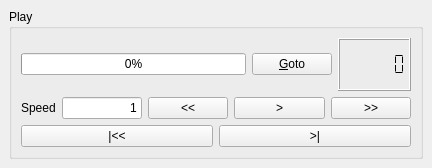
This is lib/roby/log/gui/replay_controls.ui in rock-core/tools-roby as Qt 5 draws it before an edit. The edited form follows.
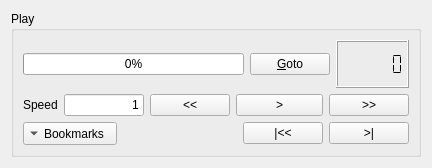
This is the edited form.

Commit message:
[log,display] various fixes and improvements in replay
  Code cleanup. Added support for bookmarks. Now using menus in relation
  display, and support for saving the relation display configuration

```diff
--- a/lib/roby/log/gui/replay_controls.ui
+++ b/lib/roby/log/gui/replay_controls.ui
@@ -13,32 +13,14 @@
    <string>Form</string>
   </property>
   <layout class="QVBoxLayout" >
-   <property name="margin" >
-    <number>9</number>
-   </property>
-   <property name="spacing" >
-    <number>6</number>
-   </property>
    <item>
     <widget class="QGroupBox" name="grp_play" >
      <property name="title" >
       <string>Play</string>
      </property>
      <layout class="QVBoxLayout" >
-      <property name="margin" >
-       <number>9</number>
-      </property>
-      <property name="spacing" >
-       <number>6</number>
-      </property>
       <item>
        <layout class="QHBoxLayout" >
-        <property name="margin" >
-         <number>0</number>
-        </property>
-        <property name="spacing" >
-         <number>6</number>
-        </property>
         <item>
          <widget class="QProgressBar" name="progress" >
           <property name="value" >
@@ -73,12 +55,6 @@
       </item>
       <item>
        <layout class="QHBoxLayout" >
-        <property name="margin" >
-         <number>0</number>
-        </property>
-        <property name="spacing" >
-         <number>6</number>
-        </property>
         <item>
          <widget class="QLabel" name="textLabel1" >
           <property name="text" >
@@ -92,9 +68,7 @@
         <item>
          <widget class="QLineEdit" name="speed" >
           <property name="sizePolicy" >
-           <sizepolicy>
-            <hsizetype>1</hsizetype>
-            <vsizetype>0</vsizetype>
+           <sizepolicy vsizetype="Fixed" hsizetype="Minimum" >
             <horstretch>1</horstretch>
             <verstretch>0</verstretch>
            </sizepolicy>
@@ -137,9 +111,7 @@
         <item>
          <widget class="QPushButton" name="play" >
           <property name="sizePolicy" >
-           <sizepolicy>
-            <hsizetype>3</hsizetype>
-            <vsizetype>0</vsizetype>
+           <sizepolicy vsizetype="Fixed" hsizetype="MinimumExpanding" >
             <horstretch>2</horstretch>
             <verstretch>0</verstretch>
            </sizepolicy>
@@ -175,12 +147,35 @@
       </item>
       <item>
        <layout class="QHBoxLayout" >
-        <property name="margin" >
-         <number>0</number>
-        </property>
-        <property name="spacing" >
-         <number>6</number>
-        </property>
+        <item>
+         <widget class="QToolButton" name="bookmarks" >
+          <property name="text" >
+           <string>Bookmarks</string>
+          </property>
+          <property name="popupMode" >
+           <enum>QToolButton::InstantPopup</enum>
+          </property>
+          <property name="toolButtonStyle" >
+           <enum>Qt::ToolButtonTextBesideIcon</enum>
+          </property>
+          <property name="arrowType" >
+           <enum>Qt::DownArrow</enum>
+          </property>
+         </widget>
+        </item>
+        <item>
+         <spacer>
+          <property name="orientation" >
+           <enum>Qt::Horizontal</enum>
+          </property>
+          <property name="sizeHint" >
+           <size>
+            <width>40</width>
+            <height>20</height>
+           </size>
+          </property>
+         </spacer>
+        </item>
         <item>
          <widget class="QPushButton" name="seek_start" >
           <property name="toolTip" >
```
Left out of the diff: 37 changed lines with no effect on the pictures. The commit also changes 8 other files.
